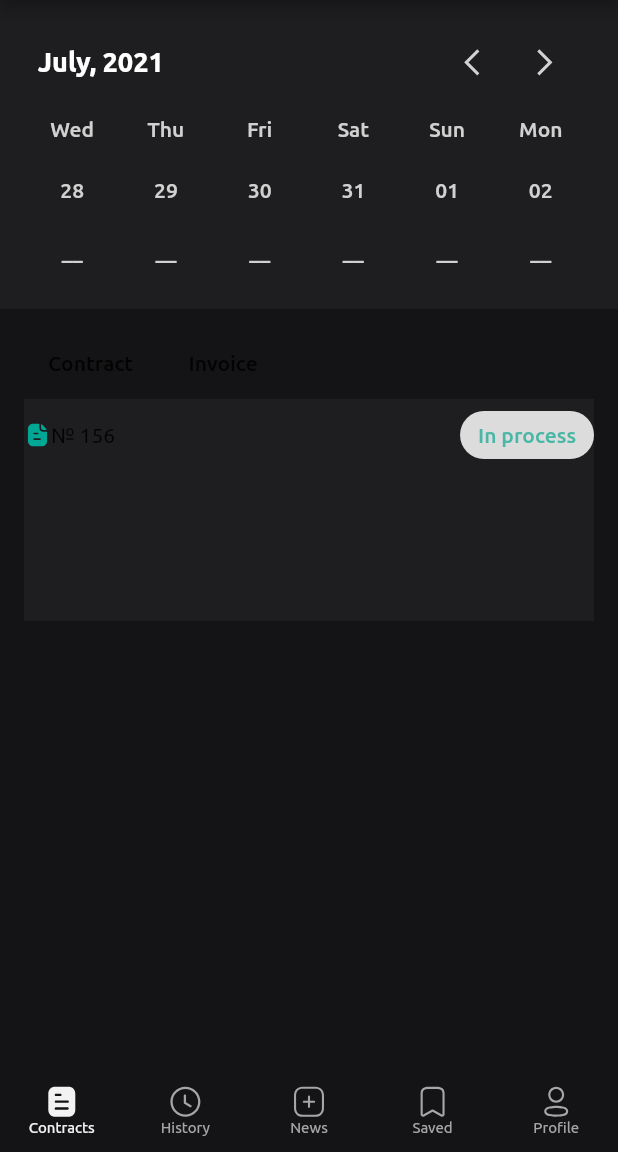
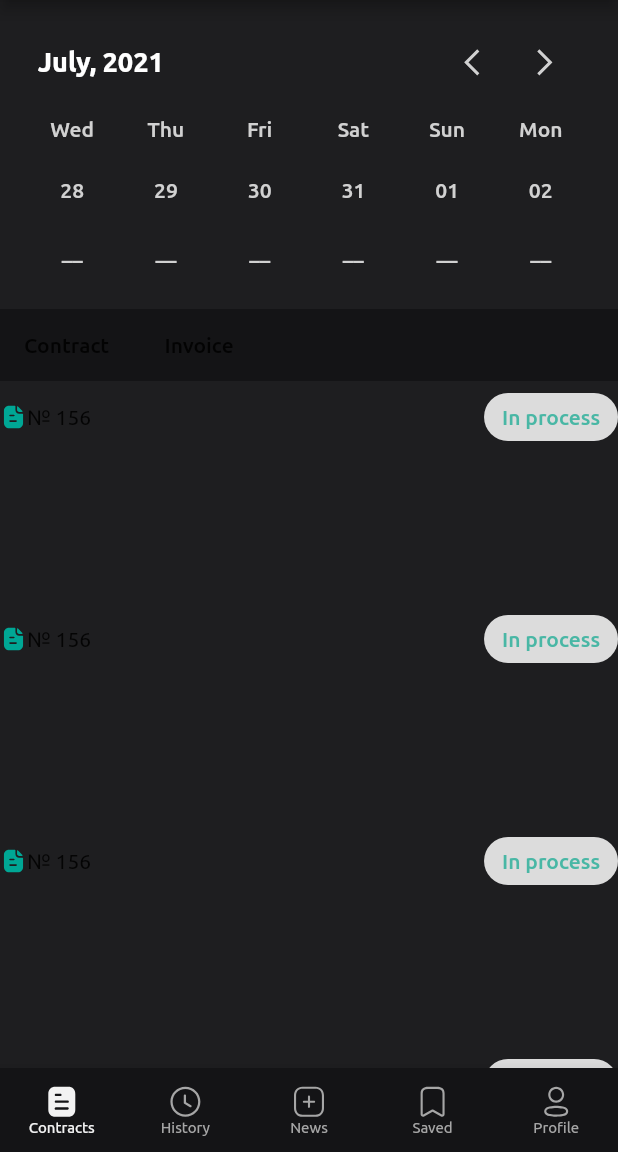
Before and after one commit to Jasurbek-Jaxongirov/iBilling, a Flutter app: the screen it shows after launch, on a phone screen of 412 x 824 dp, the part 84-1236 px from its top. Run offline on Flutter 3.47's test engine with Material 2 defaults, Android fonts, the phone set to English and light mode, and no system bars; our stand-ins replace bloc, flutter_bloc, flutter_svg, jiffy; project files that could hold a hidden picture were left out.

Commit message:
changes are applied

```diff
--- a/assets/sample_json/contracts.json
+++ b/assets/sample_json/contracts.json
@@ -9,6 +9,36 @@
     "address": "Проспект Мирзо-Улугбек, дом 58, Мирзо-Улугбекский район, Ташкент",
     "created_at": "14:38, 2 February, 2021",
     "organization_itn": 5647520318
+  },
+  {
+    "full_name":"Yoldosheva Ziyoda",
+    "contract_status": "In process",
+    "amount": 1200000,
+    "last_invoice": 156,
+    "invoice_amount": 6,
+    "address": "Проспект Мирзо-Улугбек, дом 58, Мирзо-Улугбекский район, Ташкент",
+    "created_at": "14:38, 2 February, 2021",
+    "organization_itn": 5647520318
+  },
+  {
+    "full_name":"Yoldosheva Ziyoda",
+    "contract_status": "In process",
+    "amount": 1200000,
+    "last_invoice": 156,
+    "invoice_amount": 6,
+    "address": "Проспект Мирзо-Улугбек, дом 58, Мирзо-Улугбекский район, Ташкент",
+    "created_at": "14:38, 2 February, 2021",
+    "organization_itn": 5647520318
+  },
+  {
+    "full_name":"Yoldosheva Ziyoda",
+    "contract_status": "In process",
+    "amount": 1200000,
+    "last_invoice": 156,
+    "invoice_amount": 6,
+    "address": "Проспект Мирзо-Улугбек, дом 58, Мирзо-Улугбекский район, Ташкент",
+    "created_at": "14:38, 2 February, 2021",
+    "organization_itn": 5647520318
   }
-  ]
+]
 }
--- a/lib/api/mock_ibilling_service.dart
+++ b/lib/api/mock_ibilling_service.dart
@@ -1,7 +1,6 @@
 import 'dart:async';
 import 'dart:convert';
 import 'package:flutter/services.dart';
-import '../models/contract_data.dart';
 import '../models/contract.dart';
 
 class MockIBillingService {
--- /dev/null
+++ b/lib/blocs/contract_cubit.dart
@@ -0,0 +1,31 @@
+import 'package:bloc/bloc.dart';
+import 'package:i_billing/api/mock_ibilling_service.dart';
+import 'package:i_billing/models/contract.dart';
+import 'package:i_billing/ui/android/components/contract_item.dart';
+
+
+class ContractCubit extends Cubit<List<ContractItem>> {
+
+  List<Contract> mockData = [];
+  List<ContractItem> contractItemWidgets = [];
+  ContractCubit() : super([]);
+
+  Future<List<Contract> > getContracts() async {
+    return mockData = await MockIBillingService().getContractResponse();
+  }
+
+
+
+  Future<List<ContractItem>> getContractItemWidgets() async {
+    await getContracts();
+    if (mockData == []) {
+      return [];
+    }
+    mockData.forEach((itemData) {
+      contractItemWidgets.add(ContractItem(lastInvoice: itemData.lastInvoice,
+          contractStatus: itemData.contractStatus));
+    });
+    emit(contractItemWidgets);
+    return contractItemWidgets;
+  }
+}
--- a/lib/main.dart
+++ b/lib/main.dart
@@ -1,6 +1,8 @@
 import 'package:flutter/material.dart';
 import 'package:flutter/rendering.dart';
 import 'package:flutter/services.dart';
+import 'package:flutter_bloc/flutter_bloc.dart';
+import 'package:i_billing/blocs/contract_cubit.dart';
 import 'package:i_billing/ui/android/contracts_page.dart';
 import 'package:i_billing/ui/android/history_page.dart';
 import 'package:i_billing/ui/theme/app_constants.dart';
@@ -15,12 +17,19 @@ class MyApp extends StatelessWidget {
   // This widget is the root of your application.
   @override
   Widget build(BuildContext context) {
-    return MaterialApp(
+    return MultiBlocProvider(
+      providers: [
+        BlocProvider(
+          create: (_) => ContractCubit(),
+        )
+      ],
+  child: MaterialApp(
       debugShowCheckedModeBanner: false,
       title: 'Flutter Demo',
       theme: AppTheme.darkTheme(),
       home: MyHomePage(title: 'iBilling'),
-    );
+    ),
+);
   }
 }
 
--- a/lib/ui/android/components/contract_item.dart
+++ b/lib/ui/android/components/contract_item.dart
@@ -13,20 +13,7 @@ class ContractItem extends StatelessWidget {
 
   @override
   Widget build(BuildContext context) {
-    return Column(children: [
-     Row(
-       children: [
-         MaterialButton(
-           onPressed: () {},
-           child: const Text('Contract'),
-         ),
-         MaterialButton(
-           onPressed: () {},
-           child: const Text('Invoice'),
-         ),
-       ],
-     ),
-      Container(
+    return Container(
       width: double.infinity,
       height: 148,
       color: Constants.darkerColor,
@@ -49,7 +36,6 @@ class ContractItem extends StatelessWidget {
           )
         ],
       ),
-      ),
-    ]);
+    );
   }
 }
--- a/lib/ui/android/contracts_page.dart
+++ b/lib/ui/android/contracts_page.dart
@@ -1,7 +1,9 @@
 import 'package:flutter/cupertino.dart';
 import 'package:flutter/material.dart';
+import 'package:flutter_bloc/flutter_bloc.dart';
 import 'package:flutter_svg/flutter_svg.dart';
 import 'package:i_billing/api/mock_ibilling_service.dart';
+import 'package:i_billing/blocs/contract_cubit.dart';
 import 'package:i_billing/models/contract.dart';
 import 'package:i_billing/ui/android/components/calendar.dart';
 import 'package:i_billing/ui/theme/app_constants.dart';
@@ -26,22 +28,28 @@ class ContractsPage extends StatelessWidget {
             child: CustomCalendar(),
           ),
           Expanded(
-            child: FutureBuilder(
-              future: MockIBillingService().getContractResponse(),
+            child: BlocBuilder<ContractCubit, List<ContractItem>>(
+              builder: (context, state) {
+                return FutureBuilder(
+                  future: ContractCubit().getContracts(),
                   builder: (ctx, snapshot) {
                     if (snapshot.error == null) {
+                      print(ContractCubit().getContracts());
+                      print(state);
                       if (snapshot.connectionState == ConnectionState.waiting) {
                         return const Center(
                           child: CircularProgressIndicator.adaptive(),
                         );
-                  } else if (snapshot.connectionState == ConnectionState.done) {
+                      } else if (snapshot.connectionState ==
+                          ConnectionState.done) {
                         final data = snapshot.data as List<Contract>;
                         print(snapshot.error);
                         if (data.length == 0) {
                           return Column(
                             mainAxisAlignment: MainAxisAlignment.center,
                             children: [
-                          SvgPicture.asset('assets/icons/empty-contracts.svg'),
+                              SvgPicture.asset(
+                                  'assets/icons/empty-contracts.svg'),
                               SizedBox(
                                 height: mediaQuery.size.height * 0.05,
                               ),
@@ -55,21 +63,43 @@ class ContractsPage extends StatelessWidget {
                         print('Worked');
 
                         print(data.length);
-                    return Scrollbar(
-                      showTrackOnHover: true,
-                      isAlwaysShown: true,
-                      child: ListView.builder(
-                        itemCount: data.length,
-                        itemBuilder: (ctx, index) => Padding(
-                          padding: EdgeInsets.symmetric(
-                              horizontal: 16, vertical: 12),
-                          child: ContractItem(
-                            contractStatus: data[index].contractStatus,
-                            lastInvoice: data[index].lastInvoice,
+
+                        return SingleChildScrollView(child: Column(
+                          children: [
+                            Row(
+                              children: [
+                                MaterialButton(
+                                  onPressed: () {},
+                                  child: const Text('Contract'),
                                 ),
+                                MaterialButton(
+                                  onPressed: () {},
+                                  child: const Text('Invoice'),
                                 ),
+
+                              ],
                             ),
-                    );
+
+                            ...data.map((element) => ContractItem(
+                                lastInvoice: element.lastInvoice,
+                                contractStatus:
+                                element.contractStatus))
+                                .toList(),
+                              // child: ListView.builder(
+                              //   itemCount: data.length,
+                              //   itemBuilder: (ctx, index) => Padding(
+                              //     padding: EdgeInsets.symmetric(
+                              //         horizontal: 16, vertical: 12),
+                              //     child: ContractItem(
+                              //       contractStatus:
+                              //       state[index].contractStatus,
+                              //       lastInvoice: state[index].lastInvoice,
+                              //     ),
+                              //   ),
+                              // ),
+
+                          ],
+                        ));
                       }
                     } else {
                       print(snapshot.error);
@@ -95,6 +125,8 @@ class ContractsPage extends StatelessWidget {
 
                     return Container();
                   },
+                );
+              },
             ),
           ),
         ],
--- a/pubspec.yaml
+++ b/pubspec.yaml
@@ -32,6 +32,7 @@ dependencies:
   # The following adds the Cupertino Icons font to your application.
   # Use with the CupertinoIcons class for iOS style icons.
   cupertino_icons: ^1.0.2
+  flutter_bloc: ^7.0.1
 
 
 
```
Also changed, not shown: pubspec.lock. Lines whose indentation alone changed are shown as unchanged.
